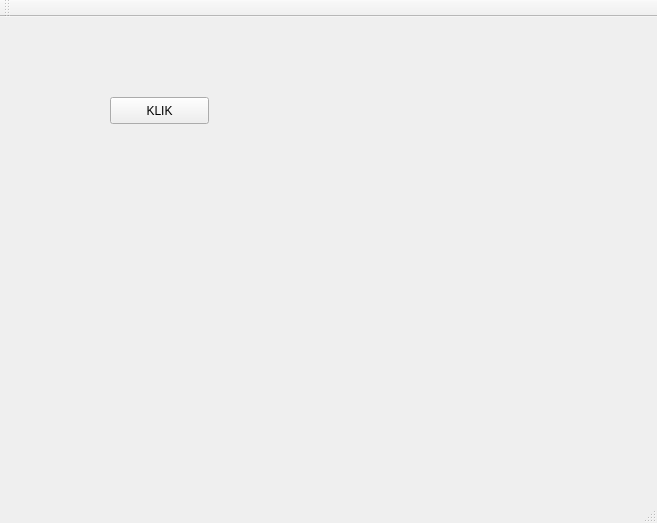
Before: the Qt Designer form mainwindow.ui in tjakubo/apollo, drawn with Qt 5.
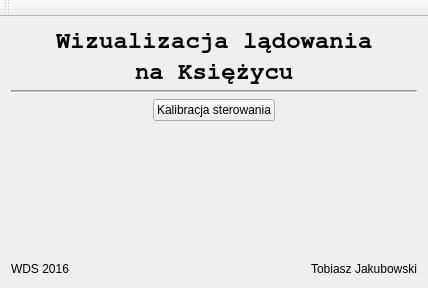
After: the same form once the commit is applied.

Diff of the .ui file:
```diff
--- a/mainwindow.ui
+++ b/mainwindow.ui
@@ -6,37 +6,211 @@
    <rect>
     <x>0</x>
     <y>0</y>
-    <width>657</width>
-    <height>523</height>
+    <width>428</width>
+    <height>288</height>
    </rect>
   </property>
   <property name="windowTitle">
    <string>MainWindow</string>
   </property>
   <widget class="QWidget" name="centralWidget">
-   <widget class="QPushButton" name="Button">
-    <property name="geometry">
-     <rect>
-      <x>110</x>
-      <y>80</y>
-      <width>99</width>
-      <height>27</height>
-     </rect>
-    </property>
-    <property name="text">
-     <string>KLIK</string>
-    </property>
-   </widget>
-  </widget>
-  <widget class="QMenuBar" name="menuBar">
-   <property name="geometry">
-    <rect>
-     <x>0</x>
-     <y>0</y>
-     <width>657</width>
-     <height>25</height>
-    </rect>
-   </property>
+   <layout class="QGridLayout" name="gridLayout">
+    <item row="0" column="0">
+     <layout class="QVBoxLayout" name="verticalLayout_2">
+      <item>
+       <layout class="QVBoxLayout" name="verticalLayout">
+        <item>
+         <layout class="QHBoxLayout" name="horizontalLayout_3">
+          <item>
+           <spacer name="horizontalSpacer_6">
+            <property name="orientation">
+             <enum>Qt::Horizontal</enum>
+            </property>
+            <property name="sizeHint" stdset="0">
+             <size>
+              <width>40</width>
+              <height>20</height>
+             </size>
+            </property>
+           </spacer>
+          </item>
+          <item>
+           <widget class="QLabel" name="label_3">
+            <property name="font">
+             <font>
+              <family>FreeMono</family>
+              <pointsize>18</pointsize>
+              <weight>75</weight>
+              <bold>true</bold>
+             </font>
+            </property>
+            <property name="text">
+             <string>Wizualizacja lądowania</string>
+            </property>
+           </widget>
+          </item>
+          <item>
+           <spacer name="horizontalSpacer_7">
+            <property name="orientation">
+             <enum>Qt::Horizontal</enum>
+            </property>
+            <property name="sizeHint" stdset="0">
+             <size>
+              <width>40</width>
+              <height>20</height>
+             </size>
+            </property>
+           </spacer>
+          </item>
+         </layout>
+        </item>
+        <item>
+         <layout class="QHBoxLayout" name="horizontalLayout">
+          <item>
+           <spacer name="horizontalSpacer_2">
+            <property name="orientation">
+             <enum>Qt::Horizontal</enum>
+            </property>
+            <property name="sizeHint" stdset="0">
+             <size>
+              <width>40</width>
+              <height>20</height>
+             </size>
+            </property>
+           </spacer>
+          </item>
+          <item>
+           <widget class="QLabel" name="label_4">
+            <property name="font">
+             <font>
+              <family>FreeMono</family>
+              <pointsize>18</pointsize>
+              <weight>75</weight>
+              <bold>true</bold>
+             </font>
+            </property>
+            <property name="text">
+             <string>na Księżycu</string>
+            </property>
+           </widget>
+          </item>
+          <item>
+           <spacer name="horizontalSpacer_3">
+            <property name="orientation">
+             <enum>Qt::Horizontal</enum>
+            </property>
+            <property name="sizeHint" stdset="0">
+             <size>
+              <width>40</width>
+              <height>20</height>
+             </size>
+            </property>
+           </spacer>
+          </item>
+         </layout>
+        </item>
+       </layout>
+      </item>
+      <item>
+       <widget class="Line" name="line">
+        <property name="frameShadow">
+         <enum>QFrame::Sunken</enum>
+        </property>
+        <property name="lineWidth">
+         <number>1</number>
+        </property>
+        <property name="midLineWidth">
+         <number>1</number>
+        </property>
+        <property name="orientation">
+         <enum>Qt::Horizontal</enum>
+        </property>
+       </widget>
+      </item>
+      <item>
+       <layout class="QHBoxLayout" name="horizontalLayout_2">
+        <item>
+         <spacer name="horizontalSpacer_4">
+          <property name="orientation">
+           <enum>Qt::Horizontal</enum>
+          </property>
+          <property name="sizeHint" stdset="0">
+           <size>
+            <width>40</width>
+            <height>20</height>
+           </size>
+          </property>
+         </spacer>
+        </item>
+        <item>
+         <widget class="QPushButton" name="Button">
+          <property name="text">
+           <string>Kalibracja sterowania</string>
+          </property>
+         </widget>
+        </item>
+        <item>
+         <spacer name="horizontalSpacer_5">
+          <property name="orientation">
+           <enum>Qt::Horizontal</enum>
+          </property>
+          <property name="sizeHint" stdset="0">
+           <size>
+            <width>40</width>
+            <height>20</height>
+           </size>
+          </property>
+         </spacer>
+        </item>
+       </layout>
+      </item>
+      <item>
+       <spacer name="verticalSpacer">
+        <property name="orientation">
+         <enum>Qt::Vertical</enum>
+        </property>
+        <property name="sizeHint" stdset="0">
+         <size>
+          <width>20</width>
+          <height>40</height>
+         </size>
+        </property>
+       </spacer>
+      </item>
+      <item>
+       <layout class="QHBoxLayout" name="horizontalLayout_4">
+        <item>
+         <widget class="QLabel" name="label">
+          <property name="text">
+           <string>WDS 2016</string>
+          </property>
+         </widget>
+        </item>
+        <item>
+         <spacer name="horizontalSpacer">
+          <property name="orientation">
+           <enum>Qt::Horizontal</enum>
+          </property>
+          <property name="sizeHint" stdset="0">
+           <size>
+            <width>25</width>
+            <height>17</height>
+           </size>
+          </property>
+         </spacer>
+        </item>
+        <item>
+         <widget class="QLabel" name="label_2">
+          <property name="text">
+           <string>Tobiasz Jakubowski</string>
+          </property>
+         </widget>
+        </item>
+       </layout>
+      </item>
+     </layout>
+    </item>
+   </layout>
   </widget>
   <widget class="QToolBar" name="mainToolBar">
    <attribute name="toolBarArea">
@@ -46,7 +220,6 @@
     <bool>false</bool>
    </attribute>
   </widget>
-  <widget class="QStatusBar" name="statusBar"/>
  </widget>
  <layoutdefault spacing="6" margin="11"/>
  <resources/>
```
